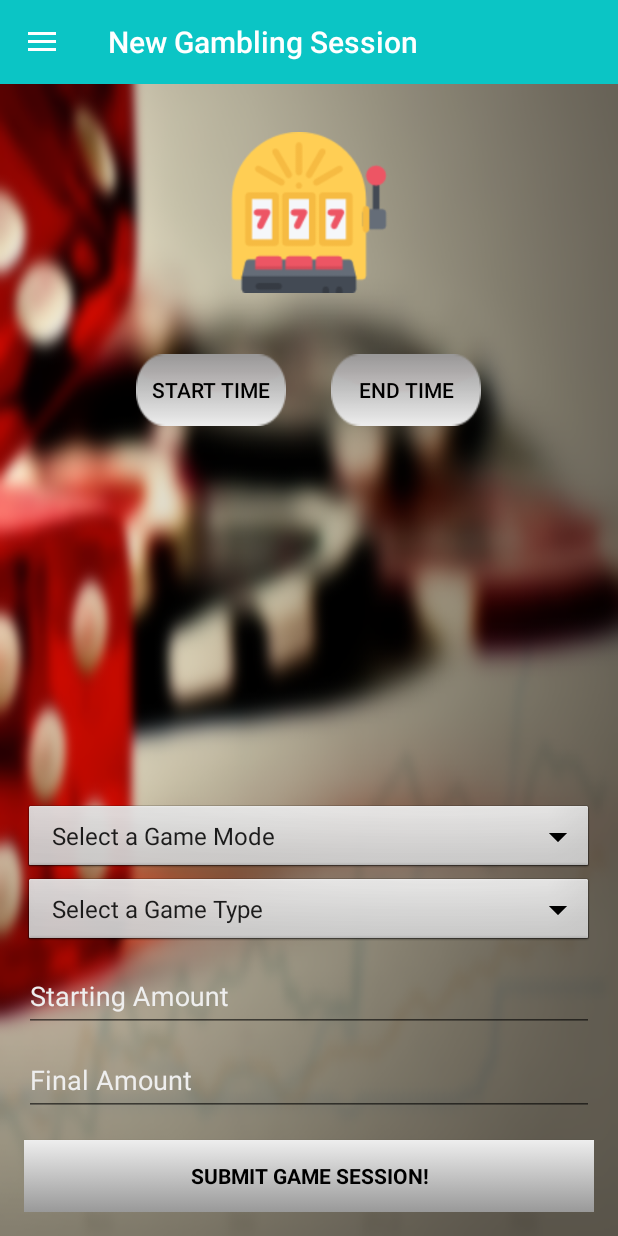
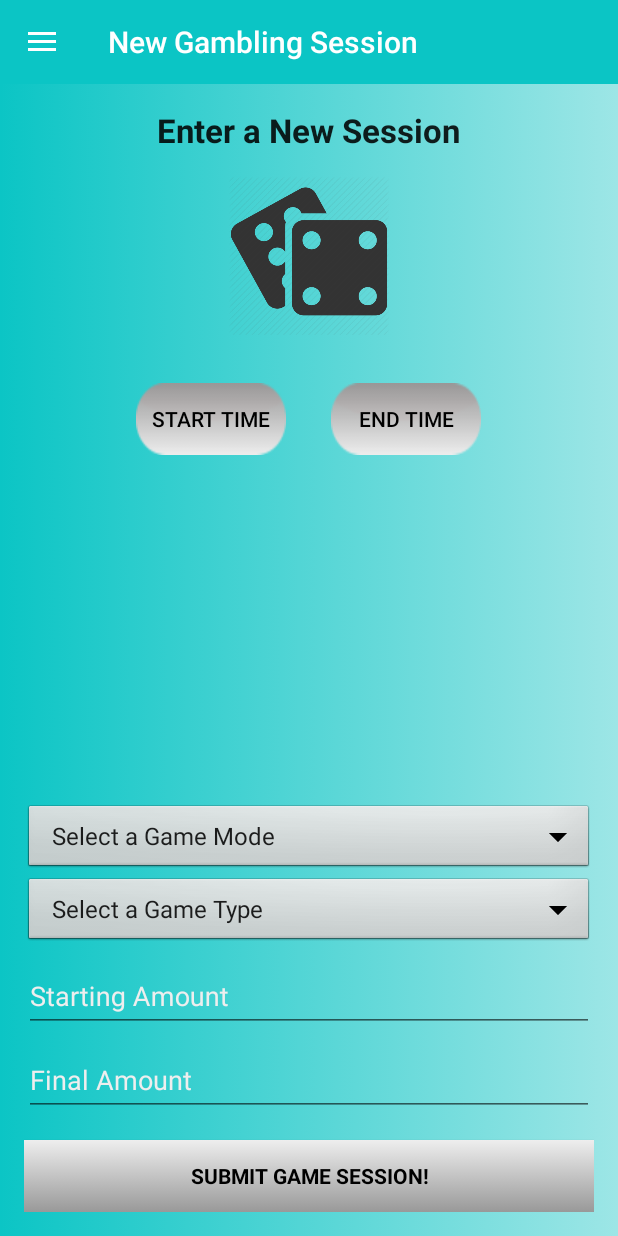
Before and after one commit to andk123/Self-MonitoringGamblingApp, an Android app: the HomeFragment screen opened directly, with no data from a screen before it, in the side drawer, after a tap on "New Gambling Session", on a phone screen of 412 x 824 dp. Run offline under Robolectric (Android 15) with nearby library versions, the phone set to English and light mode, and no system bars; our stand-ins replace Firebase (no records; nobody signed in at launch, a user with empty details on screens opened directly); libraries missing offline, so code that uses them is left out: com.github.mikephil.charting, com.jjoe64.graphview.

Commit message:
Fixes following meeting: name change, background changes, and minor changes

```diff
--- a/SelfMonitoringGamblingApplication/app/src/main/java/FireBase/DatabaseHelper.java
+++ b/SelfMonitoringGamblingApplication/app/src/main/java/FireBase/DatabaseHelper.java
@@ -299,8 +299,12 @@ public class DatabaseHelper {
                     }
                     totalOutcome = totalOutcome + moneyOutcome;
                 }
-                maxwon.setText("Max amount won: " +Integer.toString(maxWon) +"$");
-                maxlost.setText("Max amount lost: " +Integer.toString(maxLost) +"$");
+
+                String maxWonStr = maxWon < 0 ? "-$"+Math.abs(maxWon) : "$"+maxWon;
+                String maxLostStr = maxLost < 0 ? "-$"+Math.abs(maxLost) : "$"+maxLost;
+
+                maxwon.setText("Max amount won: " + maxWonStr + "");
+                maxlost.setText("Max amount lost: " + maxLostStr + "");
                 outcome.setText( Integer.toString(totalOutcome) +"$");
             }
 
--- a/SelfMonitoringGamblingApplication/app/src/main/res/layout/fragment_gambling_session.xml
+++ b/SelfMonitoringGamblingApplication/app/src/main/res/layout/fragment_gambling_session.xml
@@ -23,7 +23,7 @@
         <LinearLayout
             android:layout_width="fill_parent"
             android:layout_height="fill_parent"
-            android:background="@drawable/dices_graph2"
+            android:background="@drawable/gradient_background3"
             android:gravity="center"
             android:orientation="vertical"
             android:padding="@dimen/activity_horizontal_margin"
@@ -32,8 +32,20 @@
             android:focusableInTouchMode="true">
 
             <LinearLayout
+                android:layout_width="wrap_content"
+                android:layout_height="wrap_content">
+
+                <TextView android:id="@+id/advice_title"
+                    style="?android:textAppearanceLarge"
+                    android:textStyle="bold"
+                    android:layout_width="match_parent"
+                    android:layout_height="wrap_content"
+                    android:text="@string/gambling_session"/>
+
+            </LinearLayout>
+            <LinearLayout
                 android:layout_width="fill_parent"
-                android:layout_height="148dp"
+                android:layout_height="138dp"
                 android:gravity="center"
                 android:orientation="horizontal"
                 android:padding="@dimen/activity_horizontal_margin"
@@ -45,7 +57,9 @@
                     android:layout_height="107dp"
                     android:layout_gravity="center_horizontal"
                     android:layout_marginBottom="30dp"
-                    android:src="@drawable/gamblingsession" />
+                    android:src="@drawable/dices2" />
+
+
 
 
             </LinearLayout>
--- a/SelfMonitoringGamblingApplication/app/src/main/res/layout/fragment_graphs.xml
+++ b/SelfMonitoringGamblingApplication/app/src/main/res/layout/fragment_graphs.xml
@@ -47,7 +47,8 @@
             <com.github.mikephil.charting.charts.PieChart
                 android:id="@+id/pie_chart"
                 android:layout_width="match_parent"
-                android:layout_height="300dip" />
+                android:layout_height="300dip"
+                android:paddingBottom="10dp"/>
 
         </LinearLayout>
     </ScrollView>
--- a/SelfMonitoringGamblingApplication/app/src/main/res/values/strings.xml
+++ b/SelfMonitoringGamblingApplication/app/src/main/res/values/strings.xml
@@ -1,5 +1,5 @@
 <resources xmlns:xliff="urn:oasis:names:tc:xliff:document:1.2">
-    <string name="app_name">GambTrax</string>
+    <string name="app_name">Play&amp;Trak</string>
     <string name="version">Version 1.0.2</string>
     <string name="action_sign_in_short">Register</string>
     <string name="email">Email</string>
@@ -37,6 +37,7 @@
     <string name="final_amount">Final Amount</string>
     <string name="pick_time">Start Time</string>
     <string name="projected_time">End Time</string>
+    <string name="gambling_session">Enter a New Session</string>
 
     <string name="drawer_open">Open navigation drawer</string>
     <string name="drawer_close">Close navigation drawer</string>
@@ -173,7 +174,7 @@
     <string name="advice7title">Balance gambling with other activities.</string>
     <string name="advice7"><![CDATA[It’s important to enjoy other activities so that gambling doesn’t become too big a part of your life.]]></string>
 
-    <string name="advice8title">Gambling and alcohol are not a good combination.</string>
+    <string name="advice8title">Gambling, alcohol and drugs are not a good combination.</string>
     <string name="advice8"><![CDATA[Gambling under the influence is common, but it generally leads people to make bad decisions that they regret later. ]]></string>
 
 </resources>
```
